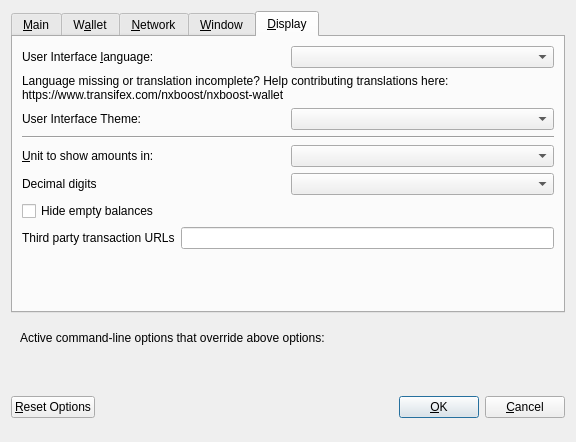
Above: src/qt/forms/optionsdialog.ui from nxboost/nxboost before the change. Below: the same form after it.
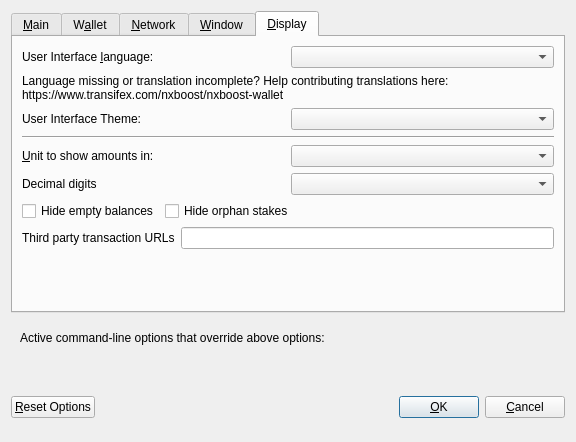
That is the form after the change. The open tabs and pages were chosen to show the change. Custom widgets are drawn as their Qt base class.

Commit message: Add option to hide orphans in overview and txlist

The edit to the form file:
```diff
--- a/src/qt/forms/optionsdialog.ui
+++ b/src/qt/forms/optionsdialog.ui
@@ -521,7 +521,7 @@
         </widget>
        </item>
        <item>
-        <layout class="QHBoxLayout" name="horizontalLayout_4_Display" stretch="0,0">
+        <layout class="QHBoxLayout" name="horizontalLayout_2_Display" stretch="0,0">
          <item>
           <widget class="QLabel" name="themeLabel">
            <property name="text">
@@ -542,7 +542,7 @@
         </widget>
        </item>
        <item>
-        <layout class="QHBoxLayout" name="horizontalLayout_2_Display">
+        <layout class="QHBoxLayout" name="horizontalLayout_3_Display">
          <item>
           <widget class="QLabel" name="unitLabel">
            <property name="text">
@@ -566,7 +566,7 @@
         </layout>
        </item>
        <item>
-        <layout class="QHBoxLayout" name="horizontalLayout_5_Display">
+        <layout class="QHBoxLayout" name="horizontalLayout_4_Display">
          <item>
           <widget class="QLabel" name="digitsLabel">
            <property name="text">
@@ -580,6 +580,8 @@
         </layout>
        </item>
        <item>
+        <layout class="QHBoxLayout" name="horizontalLayout_5_Display">
+         <item>
         <widget class="QCheckBox" name="checkBoxHideZeroBalances">
          <property name="toolTip">
           <string>Hide empty balances</string>
@@ -593,7 +595,32 @@
         </widget>
        </item>
        <item>
-        <layout class="QHBoxLayout" name="horizontalLayout_3_Display">
+          <widget class="QCheckBox" name="checkBoxHideOrphans">
+           <property name="toolTip">
+            <string>Hide orphan stakes in transaction lists</string>
+           </property>
+           <property name="text">
+            <string>Hide orphan stakes</string>
+           </property>
+          </widget>
+         </item>
+         <item>
+          <spacer name="horizontalSpacer">
+           <property name="orientation">
+            <enum>Qt::Horizontal</enum>
+           </property>
+           <property name="sizeHint" stdset="0">
+            <size>
+             <width>40</width>
+             <height>20</height>
+            </size>
+           </property>
+          </spacer>
+         </item>
+        </layout>
+       </item>
+       <item>
+        <layout class="QHBoxLayout" name="horizontalLayout_6_Display">
          <item>
           <widget class="QLabel" name="thirdPartyTxUrlsLabel">
            <property name="toolTip">
```
Left out of the diff: 2 changed lines with no effect on the pictures. Lines whose indentation alone changed are shown as unchanged. The commit also changes 9 other files.
